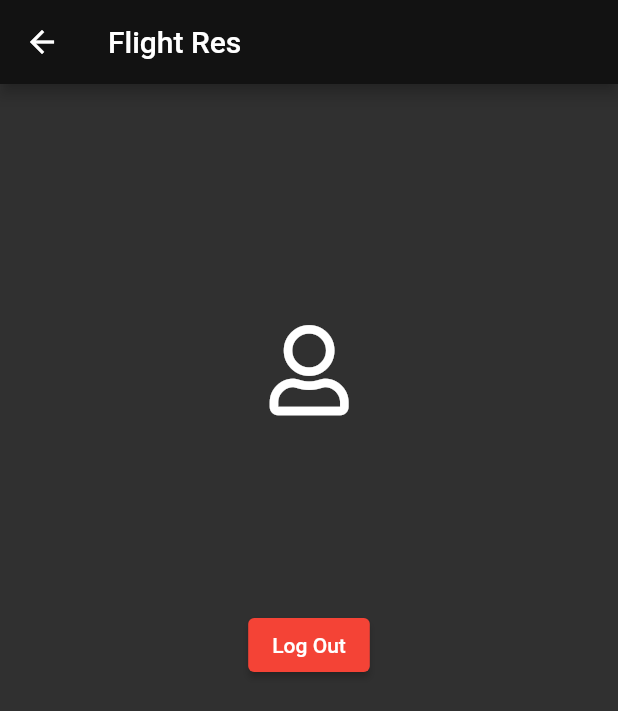
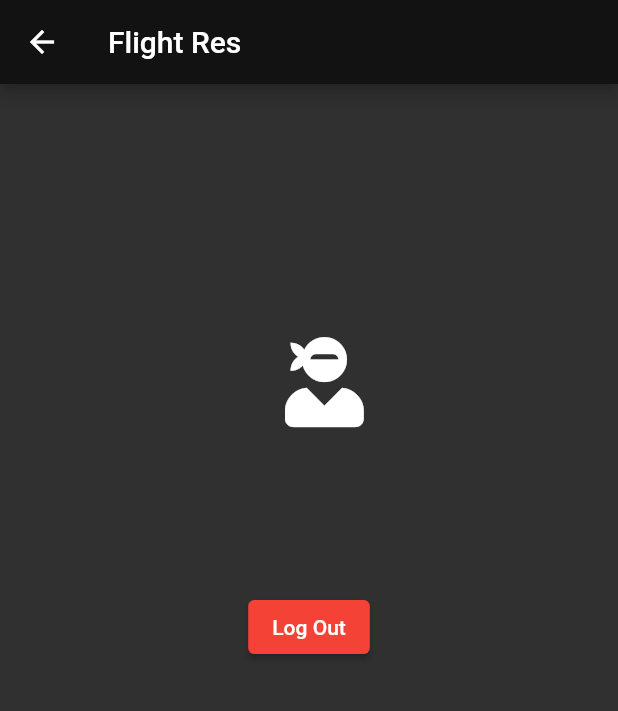
Before and after one commit to AKSHAT564564/FLIGHT-RES-APP, a Flutter app: the ProfilePage screen opened by its route, on a phone screen of 412 x 824 dp. Shown: the top 711 px of the screen. Run offline on Flutter 3.47's test engine with Material 2 defaults, Android fonts, the phone set to English and light mode, and no system bars; our stand-ins replace cloud_firestore, file_picker, firebase_auth, firebase_core, firebase_storage, font_awesome_flutter and 1 more; missing offline and left inert: mysql1; accounts and stored records are empty.

Commit message:
implemented the user profile system

```diff
--- a/lib/main.dart
+++ b/lib/main.dart
@@ -1,6 +1,5 @@
 import 'package:flight_res_system/pages/home_page.dart';
 import 'package:flight_res_system/pages/profile_page.dart';
-import 'package:flight_res_system/pages/upload_image.dart';
 import 'package:flutter/material.dart';
 import 'package:flight_res_system/pages/login_screen.dart';
 import 'package:flight_res_system/pages/registration_screen.dart';
@@ -28,8 +27,7 @@ class MyApp extends StatelessWidget {
         "/": (context) => const LoginScreen(),
         "/first": (context) => const RegistrationScreen(),
         "/second": (context) => const HomePage(),
-        "/third": (context) => const ProfilePage(),
-      },
+        "/third": (context) => const ProfilePage(), },
     );
   }
 }
--- a/lib/pages/profile_page.dart
+++ b/lib/pages/profile_page.dart
@@ -1,4 +1,5 @@
 import 'package:firebase_auth/firebase_auth.dart';
+import 'package:flight_res_system/pages/upload_image.dart';
 import 'package:flutter/material.dart';
 import 'package:cloud_firestore/cloud_firestore.dart';
 import 'package:font_awesome_flutter/font_awesome_flutter.dart';
@@ -13,7 +14,10 @@ class ProfilePage extends StatefulWidget {
 
 class _ProfilePageState extends State<ProfilePage> {
   final _auth = FirebaseAuth.instance;
-  String firstName = "", lastName = "", userEmail = "";
+
+  String firstName = "", lastName = "", userEmail = "", profilePicUrl = "";
+
+  Widget abcd = Text('hello');
 
   @override
   void initState() {
@@ -35,11 +39,47 @@ class _ProfilePageState extends State<ProfilePage> {
         .where('email', isEqualTo: userEmail)
         .get();
 
-    firstName = "${query.docs[0]["firstName"]}";
-    lastName = "${query.docs[0]["lastName"]}";
+    setState(() {
+      firstName = "${query.docs[0]["firstName"]}";
+      lastName = "${query.docs[0]["lastName"]}";
+      profilePicUrl = "${query.docs[0]["profilePic"]}";
 
-    firstName = firstName.toUpperCase();
-    lastName = lastName.toUpperCase();
+      firstName = firstName.toUpperCase();
+      lastName = lastName.toUpperCase();
+    });
+  }
+
+  Widget getUserProfilePic() {
+    print(profilePicUrl);
+    if (profilePicUrl != "")
+      return GestureDetector(
+        onTap: () {
+          Navigator.of(context)
+              .push(
+                new MaterialPageRoute(
+                    builder: (_) => new PickImage(email: userEmail)),
+              )
+              .then((value) => value ? initState() : null);
+        },
+        child: CircleAvatar(
+          radius: 60.0,
+          child: Image.network(profilePicUrl),
+        ),
+      );
+    else
+      return IconButton(
+          icon: Icon(
+            FontAwesomeIcons.userNinja,
+            size: 60,
+          ),
+          onPressed: () {
+            Navigator.push(
+                context,
+                MaterialPageRoute(
+                    builder: (context) => PickImage(
+                          email: userEmail,
+                        )));
+          });
   }
 
   @override
@@ -53,10 +93,7 @@ class _ProfilePageState extends State<ProfilePage> {
         child: Column(
           children: [
             SizedBox(height: 160),
-            Icon(
-              FontAwesomeIcons.user,
-              size: 60,
-            ),
+            getUserProfilePic(),
             SizedBox(height: 30),
             Text('$firstName $lastName',
                 style: TextStyle(
--- a/lib/pages/registration_screen.dart
+++ b/lib/pages/registration_screen.dart
@@ -86,7 +86,7 @@ class _RegistrationScreenState extends State<RegistrationScreen> {
   }
 
   addUser() async {
-    await FirebaseFirestore.instance.collection('userData').add({
+    await FirebaseFirestore.instance.collection('userData').doc(_userData["email"]).set({
       'email': _userData["email"],
       'firstName': _userData["firstName"],
       'lastName': _userData["lastName"],
```
Also changed, not shown: lib/pages/upload_image.dart (+11 -13 lines), pubspec.lock, 1 other file.
